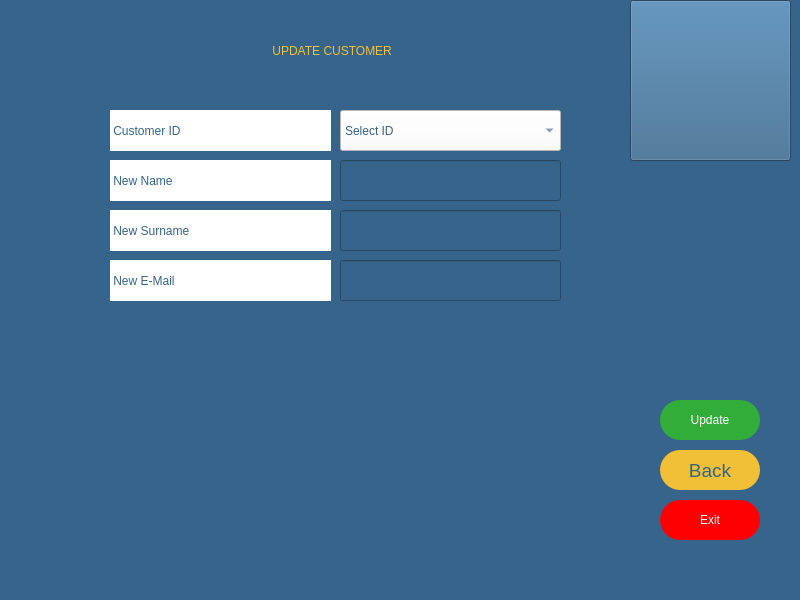
Old version of the form updatepage.ui in the repository melihorhanyilmaz/Project.
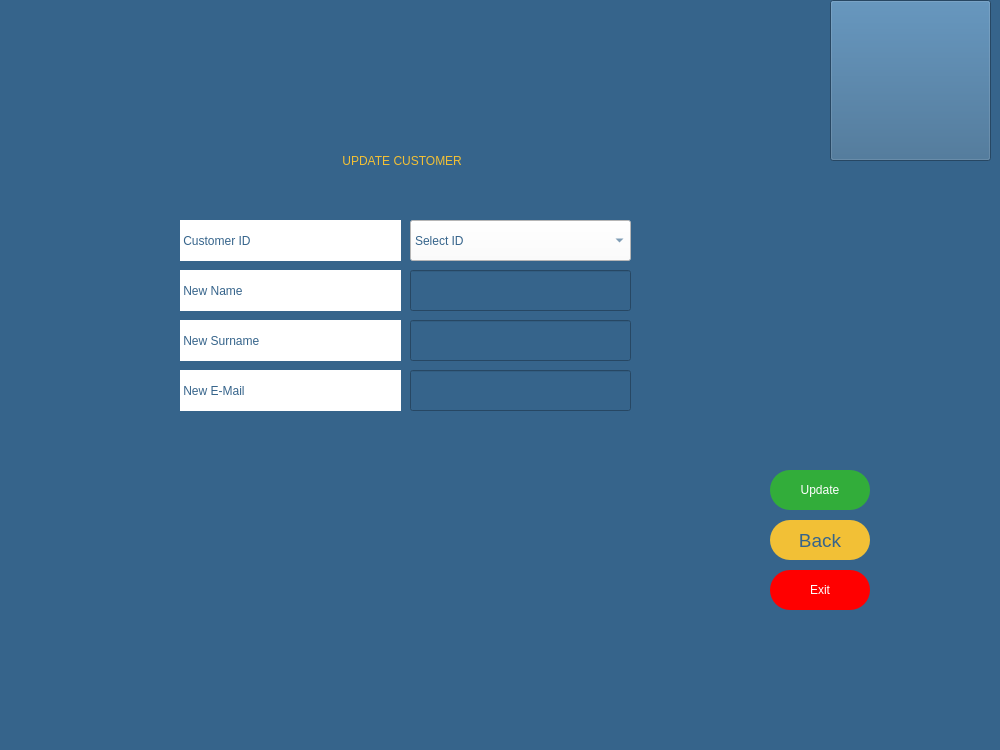
New version of the form. Icons and pictures are not drawn.

```diff
--- a/updatepage.ui
+++ b/updatepage.ui
@@ -6,8 +6,8 @@
    <rect>
     <x>0</x>
     <y>0</y>
-    <width>800</width>
-    <height>600</height>
+    <width>1000</width>
+    <height>750</height>
    </rect>
   </property>
   <property name="windowTitle">
@@ -20,8 +20,8 @@
    <widget class="QLineEdit" name="li_email">
     <property name="geometry">
      <rect>
-      <x>340</x>
-      <y>260</y>
+      <x>410</x>
+      <y>370</y>
       <width>221</width>
       <height>41</height>
      </rect>
@@ -40,8 +40,8 @@
    <widget class="QLineEdit" name="li_surname">
     <property name="geometry">
      <rect>
-      <x>340</x>
-      <y>210</y>
+      <x>410</x>
+      <y>320</y>
       <width>221</width>
       <height>41</height>
      </rect>
@@ -54,8 +54,8 @@
    <widget class="QLabel" name="la_surname">
     <property name="geometry">
      <rect>
-      <x>110</x>
-      <y>210</y>
+      <x>180</x>
+      <y>320</y>
       <width>221</width>
       <height>41</height>
      </rect>
@@ -72,8 +72,8 @@
    <widget class="QLabel" name="la_error">
     <property name="geometry">
      <rect>
-      <x>120</x>
-      <y>330</y>
+      <x>190</x>
+      <y>440</y>
       <width>441</width>
       <height>31</height>
      </rect>
@@ -91,8 +91,8 @@
    <widget class="QLabel" name="la_name">
     <property name="geometry">
      <rect>
-      <x>110</x>
-      <y>160</y>
+      <x>180</x>
+      <y>270</y>
       <width>221</width>
       <height>41</height>
      </rect>
@@ -109,8 +109,8 @@
    <widget class="QLabel" name="la_mail">
     <property name="geometry">
      <rect>
-      <x>110</x>
-      <y>260</y>
+      <x>180</x>
+      <y>370</y>
       <width>221</width>
       <height>41</height>
      </rect>
@@ -127,8 +127,8 @@
    <widget class="QPushButton" name="B_exit">
     <property name="geometry">
      <rect>
-      <x>660</x>
-      <y>500</y>
+      <x>770</x>
+      <y>570</y>
       <width>100</width>
       <height>40</height>
      </rect>
@@ -150,8 +150,8 @@
    <widget class="QPushButton" name="B_update">
     <property name="geometry">
      <rect>
-      <x>660</x>
-      <y>400</y>
+      <x>770</x>
+      <y>470</y>
       <width>100</width>
       <height>40</height>
      </rect>
@@ -174,8 +174,8 @@
    <widget class="QPushButton" name="B_back">
     <property name="geometry">
      <rect>
-      <x>660</x>
-      <y>450</y>
+      <x>770</x>
+      <y>520</y>
       <width>100</width>
       <height>40</height>
      </rect>
@@ -196,8 +196,8 @@
    <widget class="QLabel" name="la_baslik">
     <property name="geometry">
      <rect>
-      <x>110</x>
-      <y>10</y>
+      <x>180</x>
+      <y>120</y>
       <width>441</width>
       <height>81</height>
      </rect>
@@ -216,8 +216,8 @@
    <widget class="QLineEdit" name="li_name">
     <property name="geometry">
      <rect>
-      <x>340</x>
-      <y>160</y>
+      <x>410</x>
+      <y>270</y>
       <width>221</width>
       <height>41</height>
      </rect>
@@ -233,8 +233,8 @@
    <widget class="QComboBox" name="c_id">
     <property name="geometry">
      <rect>
-      <x>340</x>
-      <y>110</y>
+      <x>410</x>
+      <y>220</y>
       <width>221</width>
       <height>41</height>
      </rect>
@@ -253,8 +253,8 @@
    <widget class="QLabel" name="la_id">
     <property name="geometry">
      <rect>
-      <x>110</x>
-      <y>110</y>
+      <x>180</x>
+      <y>220</y>
       <width>221</width>
       <height>41</height>
      </rect>
@@ -271,7 +271,7 @@
    <widget class="QPushButton" name="pushButton">
     <property name="geometry">
      <rect>
-      <x>630</x>
+      <x>830</x>
       <y>0</y>
       <width>161</width>
       <height>161</height>
```
Left out of the diff: 2 changed lines with no effect on the pictures.
